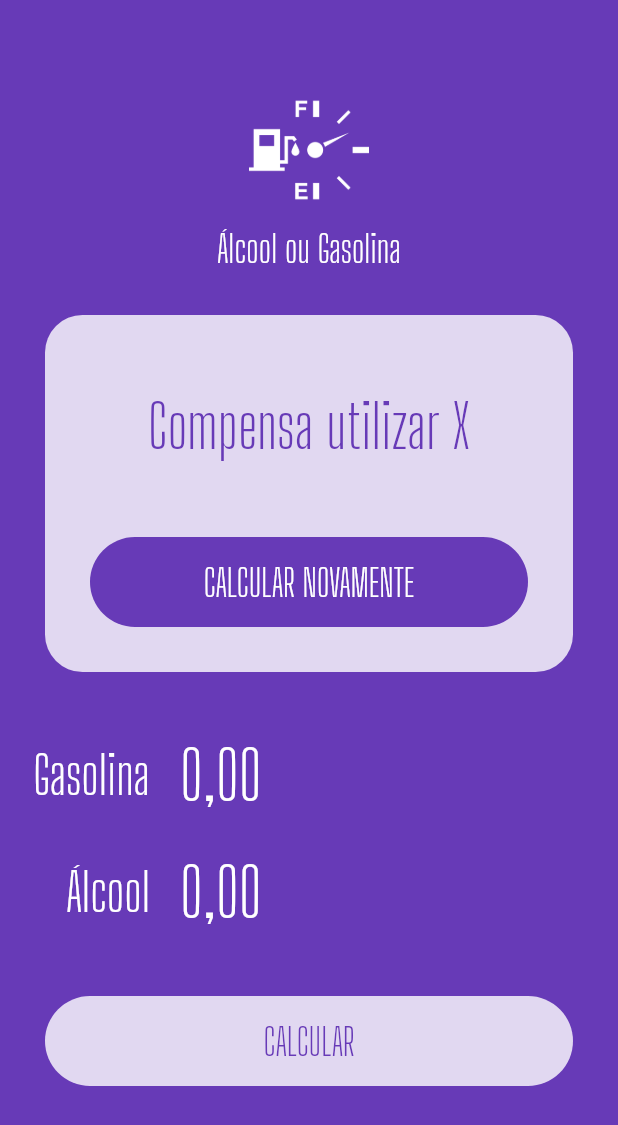
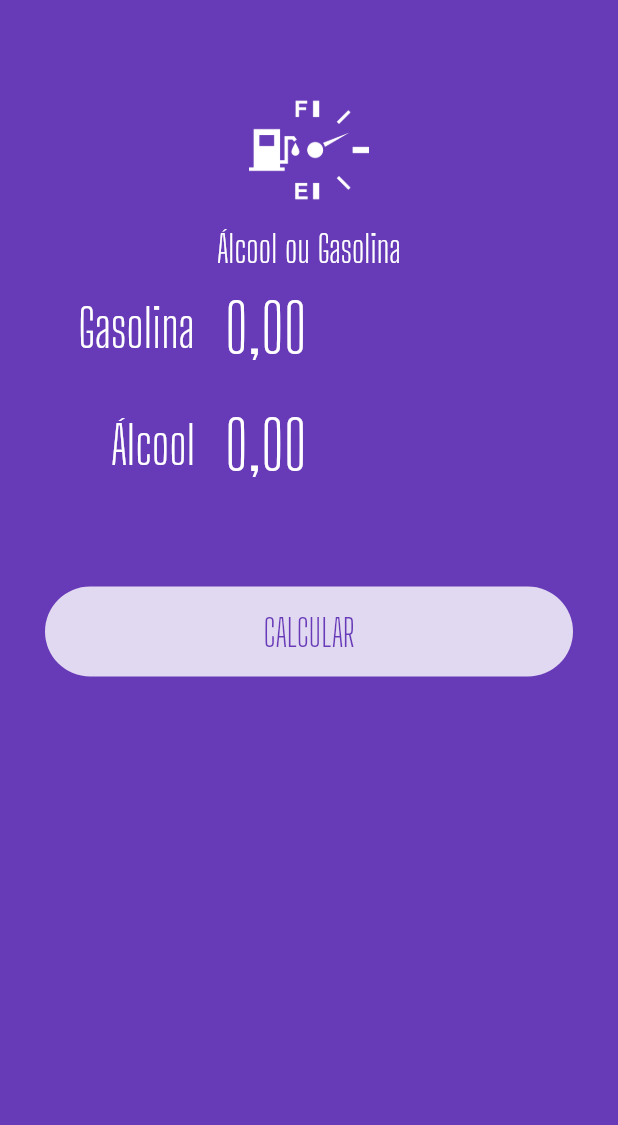
Before and after one commit to tiagorockman/alcool_ou_gasolina_BALTACurso7192, a Flutter app: the screen it shows after launch, on a phone screen of 412 x 824 dp. Shown: the top 1125 px of the screen. Run offline on Flutter 3.47's test engine with Material 2 defaults, Android fonts, the phone set to English and light mode, and no system bars; our stand-ins replace flutter_masked_text.

Commit message:
Commit aula 11

```diff
--- a/lib/main.dart
+++ b/lib/main.dart
@@ -1,6 +1,7 @@
 import 'package:alcool_ou_gasolina/widgets/input.widget.dart';
 import 'package:alcool_ou_gasolina/widgets/loading-button.widget.dart';
 import 'package:alcool_ou_gasolina/widgets/logo.widget.dart';
+import 'package:alcool_ou_gasolina/widgets/submit-form.dart';
 import 'package:alcool_ou_gasolina/widgets/success.widget.dart';
 import 'package:flutter/material.dart';
 import 'package:flutter_masked_text/flutter_masked_text.dart';
@@ -34,17 +35,11 @@ class HomePage extends StatelessWidget {
       body: ListView(
         children: <Widget>[
           Logo(),
-          Success(result: "Compensa utilizar X", reset: () {}),
-          Input(
-            ctrl: _gasController,
-            label: "Gasolina",
-          ),
-          Input(
-            ctrl: _alcController,
-            label: "Álcool",
-          ),
-          LoadingButton(
-              busy: false, func: () {}, invert: false, text: "CALCULAR")
+          SubmitForm(
+              gasCTRL: _gasController,
+              alcCTRL: _alcController,
+              busy: false,
+              submitFunc: () {})
         ],
       ),
     );
--- /dev/null
+++ b/lib/widgets/submit-form.dart
@@ -0,0 +1,44 @@
+import 'package:alcool_ou_gasolina/widgets/input.widget.dart';
+import 'package:alcool_ou_gasolina/widgets/loading-button.widget.dart';
+import 'package:flutter/material.dart';
+import 'package:flutter_masked_text/flutter_masked_text.dart';
+
+class SubmitForm extends StatelessWidget {
+  var gasCTRL = new MoneyMaskedTextController();
+  var alcCTRL = new MoneyMaskedTextController();
+  var busy = false;
+  Function submitFunc;
+
+  SubmitForm(
+      {@required this.gasCTRL,
+      @required this.alcCTRL,
+      @required this.busy,
+      @required this.submitFunc});
+
+  @override
+  Widget build(BuildContext context) {
+    return Column(
+      children: <Widget>[
+        Padding(
+          padding: EdgeInsets.only(left: 30, right: 30),
+          child: Input(
+            ctrl: gasCTRL,
+            label: "Gasolina",
+          ),
+        ),
+        Padding(
+          padding: EdgeInsets.only(left: 30, right: 30),
+          child: Input(
+            ctrl: alcCTRL,
+            label: "Álcool",
+          ),
+        ),
+        SizedBox(
+          height: 25,
+        ),
+        LoadingButton(
+            busy: busy, func: submitFunc, invert: false, text: "CALCULAR")
+      ],
+    );
+  }
+}
```
